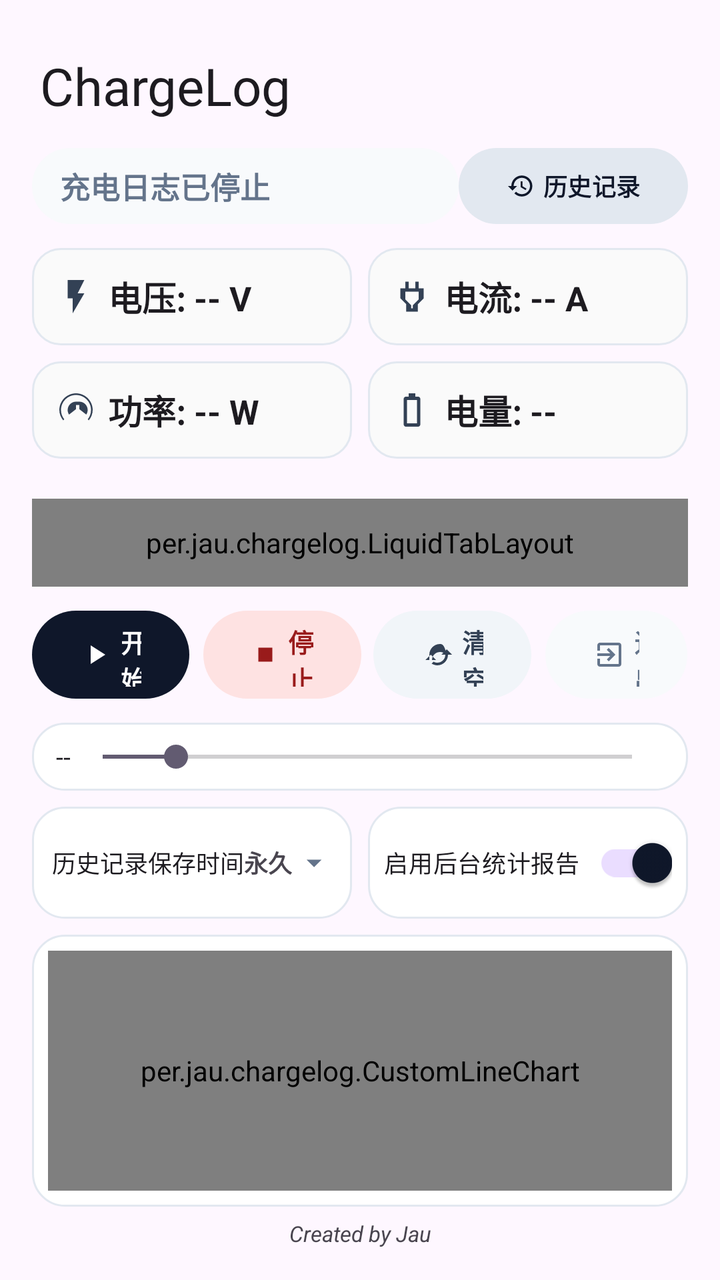
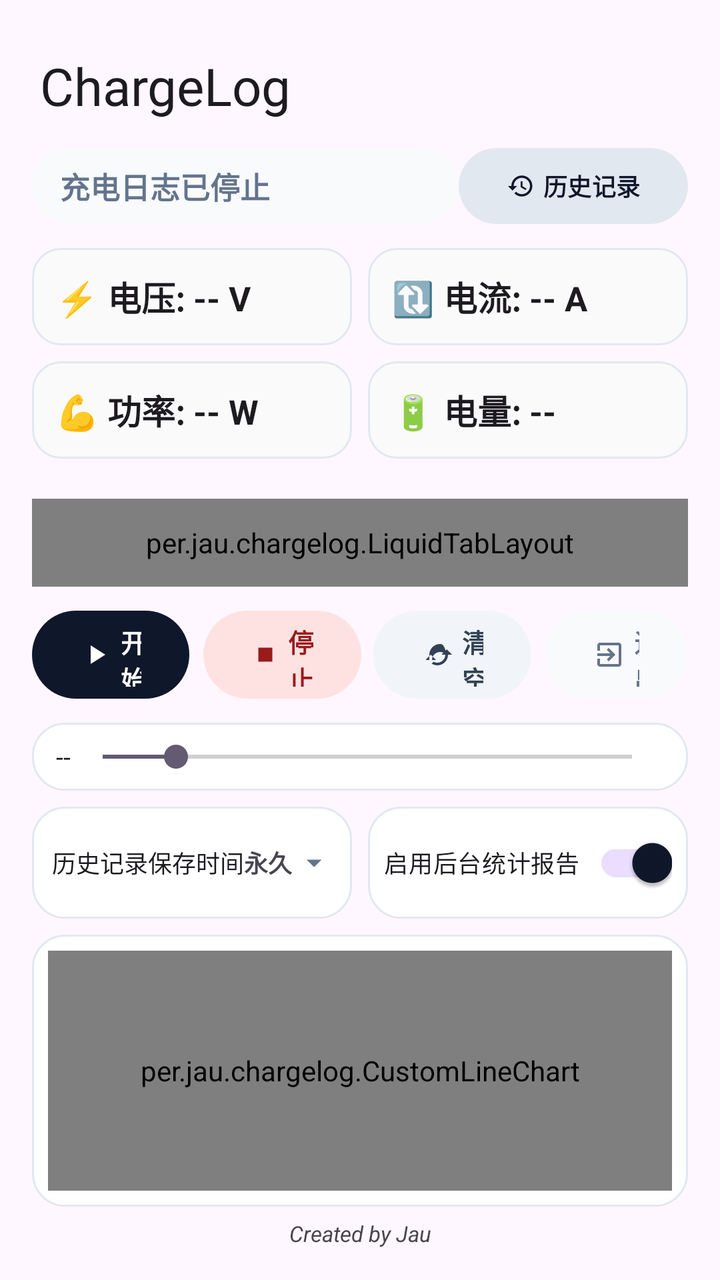

Before-and-after screenshots of an Android layout around one commit, followed by the original layout XML and the change that was made.
<!-- AndroidManifest.xml: application theme Theme.ChargeLog -->
<!-- res/layout/activity_main.xml -->
<?xml version="1.0" encoding="utf-8"?>
<LinearLayout xmlns:android="http://schemas.android.com/apk/res/android"
    xmlns:app="http://schemas.android.com/apk/res-auto"
    xmlns:tools="http://schemas.android.com/tools"
    android:id="@+id/main"
    android:layout_width="match_parent"
    android:layout_height="match_parent"
    android:orientation="vertical"
    android:padding="16dp"
    android:background="?android:attr/windowBackground"
    tools:context=".MainActivity">

    
    <com.google.android.material.appbar.MaterialToolbar
        android:id="@+id/toolbar"
        android:layout_width="match_parent"
        android:layout_height="54dp"
        app:title="@string/app_name"
        app:titleTextAppearance="@style/XiaomiTitleTextAppearance"
        android:background="@android:color/transparent"
        app:elevation="0dp"
        app:contentInsetStart="0dp"
        app:contentInsetStartWithNavigation="0dp"
        android:layout_marginBottom="4dp" />

    
    <LinearLayout
        android:layout_width="match_parent"
        android:layout_height="wrap_content"
        android:orientation="horizontal"
        android:gravity="center_vertical"
        android:layout_marginBottom="12dp">

        <TextView
            android:id="@+id/tvStatus"
            android:layout_width="0dp"
            android:layout_height="38dp"
            android:layout_weight="1"
            android:text="@string/stopped"
            android:textSize="15sp"
            android:textStyle="bold"
            android:background="@drawable/bg_status_badge"
            android:paddingHorizontal="14dp"
            android:gravity="center_vertical"
            android:textColor="@color/status_stopped_text"
            android:maxLines="1"
            android:ellipsize="none"
            app:autoSizeTextType="uniform"
            app:autoSizeMinTextSize="11sp"
            app:autoSizeMaxTextSize="15sp"
            app:autoSizeStepGranularity="1sp" />

        <com.google.android.material.button.MaterialButton
            android:id="@+id/btnShowData"
            android:layout_width="wrap_content"
            android:layout_height="38dp"
            android:text="@string/view_data"
            android:textSize="12sp"
            android:textStyle="bold"
            android:insetTop="0dp"
            android:insetBottom="0dp"
            app:cornerRadius="19dp"
            app:backgroundTint="@color/btn_bg_slate_border"
            android:textColor="@color/btn_bg_obsidian"
            android:layout_marginEnd="8dp"
            android:visibility="gone" />

        <com.google.android.material.button.MaterialButton
            android:id="@+id/btnHistory"
            android:layout_width="wrap_content"
            android:layout_height="38dp"
            android:text="@string/history"
            android:textSize="12sp"
            android:textStyle="bold"
            android:insetTop="0dp"
            android:insetBottom="0dp"
            app:cornerRadius="19dp"
            app:backgroundTint="@color/btn_bg_slate_border"
            android:textColor="@color/btn_bg_obsidian"
            app:icon="@drawable/ic_history_time"
            app:iconTint="@color/btn_bg_obsidian"
            app:iconSize="14dp"
            app:iconPadding="4dp" />
    </LinearLayout>

    
    <GridLayout
        android:layout_width="match_parent"
        android:layout_height="wrap_content"
        android:columnCount="2"
        android:rowCount="3"
        android:layout_marginBottom="12dp">

        
        <LinearLayout
            android:layout_width="0dp"
            android:layout_height="wrap_content"
            android:layout_columnWeight="1"
            android:orientation="vertical"
            android:background="@drawable/bg_card_voltage"
            android:padding="12dp"
            android:layout_marginEnd="4dp"
            android:layout_marginBottom="8dp">

            <TextView
                android:id="@+id/tvCurrentVoltage"
                android:layout_width="match_parent"
                android:layout_height="wrap_content"
                android:text="电压: -- V"
                android:textSize="17sp"
                android:singleLine="true"
                android:includeFontPadding="false"
                android:maxLines="1"
                android:ellipsize="none"
                android:textStyle="bold"
                android:textColor="?android:attr/textColorPrimary"
                app:drawableStartCompat="@drawable/ic_voltage"
                app:drawableTint="@color/dashboard_icon_tint"
                android:drawablePadding="6dp"
                android:gravity="center_vertical" />
        </LinearLayout>

        
        <LinearLayout
            android:layout_width="0dp"
            android:layout_height="wrap_content"
            android:layout_columnWeight="1"
            android:orientation="vertical"
            android:background="@drawable/bg_card_current"
            android:padding="12dp"
            android:layout_marginStart="4dp"
            android:layout_marginBottom="8dp">

            <TextView
                android:id="@+id/tvCurrentCurrent"
                android:layout_width="match_parent"
                android:layout_height="wrap_content"
                android:text="电流: -- A"
                android:textSize="17sp"
                android:singleLine="true"
                android:includeFontPadding="false"
                android:maxLines="1"
                android:ellipsize="none"
                android:textStyle="bold"
                android:textColor="?android:attr/textColorPrimary"
                app:drawableStartCompat="@drawable/ic_current"
                app:drawableTint="@color/dashboard_icon_tint"
                android:drawablePadding="6dp"
                android:gravity="center_vertical" />
        </LinearLayout>

        
        <LinearLayout
            android:layout_width="0dp"
            android:layout_height="wrap_content"
            android:layout_columnWeight="1"
            android:orientation="vertical"
            android:background="@drawable/bg_card_power"
            android:padding="12dp"
            android:layout_marginEnd="4dp"
            android:layout_marginBottom="8dp">

            <TextView
                android:id="@+id/tvCurrentPower"
                android:layout_width="match_parent"
                android:layout_height="wrap_content"
                android:text="功率: -- W"
                android:textSize="17sp"
                android:singleLine="true"
                android:includeFontPadding="false"
                android:maxLines="1"
                android:ellipsize="none"
                android:textStyle="bold"
                android:textColor="?android:attr/textColorPrimary"
                app:drawableStartCompat="@drawable/ic_power_gauge"
                app:drawableTint="@color/dashboard_icon_tint"
                android:drawablePadding="6dp"
                android:gravity="center_vertical" />
        </LinearLayout>

        
        <LinearLayout
            android:layout_width="0dp"
            android:layout_height="wrap_content"
            android:layout_columnWeight="1"
            android:orientation="vertical"
            android:background="@drawable/bg_card_battery"
            android:padding="12dp"
            android:layout_marginStart="4dp"
            android:layout_marginBottom="8dp">

            <TextView
                android:id="@+id/tvCurrentProtocol"
                android:layout_width="match_parent"
                android:layout_height="wrap_content"
                android:text="电量: --"
                android:textSize="17sp"
                android:singleLine="true"
                android:includeFontPadding="false"
                android:maxLines="1"
                android:ellipsize="none"
                android:textStyle="bold"
                android:textColor="?android:attr/textColorPrimary"
                app:drawableStartCompat="@drawable/ic_battery_full"
                app:drawableTint="@color/dashboard_icon_tint"
                android:drawablePadding="6dp"
                android:gravity="center_vertical" />
        </LinearLayout>

        
        <LinearLayout
            android:id="@+id/layoutMaxChargingLimit"
            android:layout_width="0dp"
            android:layout_height="wrap_content"
            android:layout_columnSpan="2"
            android:layout_columnWeight="2"
            android:orientation="vertical"
            android:background="@drawable/bg_card_fast_charge_limit"
            android:padding="12dp"
            android:elevation="0dp"
            android:visibility="gone">

            <TextView
                android:id="@+id/tvCurrentMaxPower"
                android:layout_width="match_parent"
                android:layout_height="wrap_content"
                android:text="快充上限: --"
                android:textSize="16sp"
                android:textStyle="bold"
                android:textColor="?android:attr/textColorPrimary"
                app:drawableStartCompat="@drawable/ic_fast_charge_limit"
                app:drawableTint="@color/dashboard_value_summary"
                android:drawablePadding="6dp"
                android:gravity="center_vertical" />
        </LinearLayout>
    </GridLayout>

    
    <per.jau.chargelog.LiquidTabLayout
        android:id="@+id/tabLayout"
        android:layout_width="match_parent"
        android:layout_height="44dp"
        android:background="@drawable/bg_card_surface"
        app:tabMode="fixed"
        app:tabGravity="fill"
        app:tabIndicator="@drawable/bg_tab_liquid_indicator"
        app:tabIndicatorColor="@color/tab_indicator_tint"
        app:tabIndicatorFullWidth="true"
        app:tabIndicatorGravity="stretch"
        app:tabIndicatorHeight="44dp"
        app:tabIndicatorAnimationMode="elastic"
        app:tabIndicatorAnimationDuration="320"
        app:tabSelectedTextColor="@color/tab_selected_text"
        app:tabTextColor="@color/tab_unselected_text"
        app:tabRippleColor="@color/tab_ripple"
        android:layout_marginBottom="12dp"/>

    
    <LinearLayout
        android:layout_width="match_parent"
        android:layout_height="wrap_content"
        android:orientation="horizontal"
        android:gravity="center_horizontal"
        android:layout_marginBottom="12dp">

        <com.google.android.material.button.MaterialButton
            android:id="@+id/btnStart"
            android:layout_width="0dp"
            android:layout_height="44dp"
            android:layout_weight="1"
            android:text="@string/start"
            android:textSize="13sp"
            android:textStyle="bold"
            android:insetTop="0dp"
            android:insetBottom="0dp"
            app:cornerRadius="22dp"
            app:backgroundTint="@color/btn_bg_obsidian"
            android:textColor="@color/white"
            app:icon="@drawable/ic_start_play"
            app:iconTint="@color/white"
            app:iconSize="16dp"
            app:iconPadding="4dp"
            android:layout_marginEnd="4dp" />

        <com.google.android.material.button.MaterialButton
            android:id="@+id/btnStop"
            android:layout_width="0dp"
            android:layout_height="44dp"
            android:layout_weight="1"
            android:text="@string/stop"
            android:textSize="13sp"
            android:textStyle="bold"
            android:insetTop="0dp"
            android:insetBottom="0dp"
            app:cornerRadius="22dp"
            app:backgroundTint="@color/btn_bg_rose_light"
            android:textColor="@color/btn_text_danger"
            app:icon="@drawable/ic_stop_square"
            app:iconTint="@color/btn_text_danger"
            app:iconSize="14dp"
            app:iconPadding="4dp"
            android:layout_marginHorizontal="3dp" />

        <com.google.android.material.button.MaterialButton
            android:id="@+id/btnClear"
            android:layout_width="0dp"
            android:layout_height="44dp"
            android:layout_weight="1"
            android:text="@string/clear"
            android:textSize="13sp"
            android:textStyle="bold"
            android:insetTop="0dp"
            android:insetBottom="0dp"
            app:cornerRadius="22dp"
            app:backgroundTint="@color/btn_bg_slate_light"
            android:textColor="@color/btn_text_slate"
            app:icon="@drawable/ic_clear_sweep"
            app:iconTint="@color/btn_text_slate"
            app:iconSize="16dp"
            app:iconPadding="4dp"
            android:layout_marginHorizontal="3dp" />

        <com.google.android.material.button.MaterialButton
            android:id="@+id/btnExit"
            android:layout_width="0dp"
            android:layout_height="44dp"
            android:layout_weight="0.9"
            android:text="@string/exit"
            android:textSize="13sp"
            android:textStyle="bold"
            android:insetTop="0dp"
            android:insetBottom="0dp"
            app:cornerRadius="22dp"
            app:backgroundTint="@color/btn_bg_ghost_light"
            android:textColor="@color/btn_text_ghost"
            app:icon="@drawable/ic_exit_to_app"
            app:iconTint="@color/btn_text_ghost"
            app:iconSize="16dp"
            app:iconPadding="4dp"
            android:layout_marginStart="4dp"/>
    </LinearLayout>

    
    <LinearLayout
        android:id="@+id/layoutInterval"
        android:layout_width="match_parent"
        android:layout_height="wrap_content"
        android:orientation="horizontal"
        android:gravity="center_vertical"
        android:background="@drawable/bg_card_surface"
        android:paddingHorizontal="12dp"
        android:paddingVertical="8dp"
        android:layout_marginBottom="8dp">

        <TextView
            android:id="@+id/tvIntervalLabel"
            android:layout_width="wrap_content"
            android:layout_height="wrap_content"
            android:text="--"
            android:textSize="13sp"
            android:textColor="?android:attr/textColorPrimary"/>

        <SeekBar
            android:id="@+id/sbInterval"
            android:layout_width="0dp"
            android:layout_height="wrap_content"
            android:layout_weight="1"
            android:max="29"
            android:progress="4"/>
    </LinearLayout>

    
    <LinearLayout
        android:id="@+id/layoutSettingsRow"
        android:layout_width="match_parent"
        android:layout_height="wrap_content"
        android:orientation="horizontal"
        android:gravity="center_vertical"
        android:layout_marginBottom="8dp">

        <LinearLayout
            android:id="@+id/layoutHistoryRetention"
            android:layout_width="0dp"
            android:layout_height="match_parent"
            android:layout_weight="1"
            android:minHeight="48dp"
            android:orientation="horizontal"
            android:gravity="center_vertical"
            android:background="@drawable/bg_card_surface"
            android:foreground="?attr/selectableItemBackground"
            android:clickable="true"
            android:focusable="true"
            android:paddingHorizontal="10dp"
            android:paddingVertical="8dp"
            android:layout_marginEnd="4dp">

            <TextView
                android:layout_width="0dp"
                android:layout_height="wrap_content"
                android:layout_weight="1"
                android:text="@string/history_retention_title"
                android:textSize="12sp"
                android:maxLines="1"
                android:ellipsize="end"
                android:textColor="?android:attr/textColorPrimary" />

            <TextView
                android:id="@+id/tvHistoryRetentionValue"
                android:layout_width="wrap_content"
                android:layout_height="wrap_content"
                android:text="@string/history_retention_forever"
                android:textSize="12sp"
                android:textStyle="bold"
                android:maxLines="1"
                app:drawableEndCompat="@drawable/ic_arrow_drop_down"
                android:drawablePadding="2dp"
                android:textColor="?android:attr/textColorSecondary" />
        </LinearLayout>

        <LinearLayout
            android:id="@+id/layoutBgReportSetting"
            android:layout_width="0dp"
            android:layout_height="match_parent"
            android:layout_weight="1"
            android:minHeight="48dp"
            android:orientation="horizontal"
            android:gravity="center_vertical"
            android:background="@drawable/bg_card_surface"
            android:paddingHorizontal="8dp"
            android:paddingVertical="4dp"
            android:layout_marginStart="4dp">

            <androidx.appcompat.widget.SwitchCompat
                android:id="@+id/switchBgReport"
                android:layout_width="match_parent"
                android:layout_height="wrap_content"
                android:text="@string/enable_bg_report"
                android:textSize="12sp"
                android:maxLines="1"
                android:ellipsize="end"
                android:textColor="?android:attr/textColorPrimary"
                android:checked="true" />
        </LinearLayout>
    </LinearLayout>

    
    <FrameLayout
        android:layout_width="match_parent"
        android:layout_height="0dp"
        android:layout_weight="1"
        android:background="@drawable/bg_card_surface"
        android:padding="8dp">

        <per.jau.chargelog.CustomLineChart
            android:id="@+id/lineChart"
            android:layout_width="match_parent"
            android:layout_height="match_parent" />
    </FrameLayout>

    <SeekBar
        android:id="@+id/sbChartScrubber"
        android:layout_width="match_parent"
        android:layout_height="wrap_content"
        android:layout_marginTop="4dp"
        android:layout_marginBottom="4dp"
        android:visibility="gone" />

    
    <LinearLayout
        android:id="@+id/layoutBgReportBanner"
        android:layout_width="match_parent"
        android:layout_height="wrap_content"
        android:orientation="horizontal"
        android:gravity="center_vertical"
        android:background="@drawable/bg_card_surface"
        android:padding="10dp"
        android:layout_marginTop="8dp"
        android:visibility="gone">

        <TextView
            android:layout_width="0dp"
            android:layout_height="wrap_content"
            android:layout_weight="1"
            android:text="@string/bg_report_generated"
            android:textSize="13sp"
            android:textStyle="bold"
            android:textColor="?android:attr/textColorPrimary"/>

        <com.google.android.material.button.MaterialButton
            android:id="@+id/btnBannerView"
            style="@style/Widget.Material3.Button.TonalButton"
            android:layout_width="wrap_content"
            android:layout_height="36dp"
            android:text="@string/view"
            android:textSize="12sp"
            android:insetTop="0dp"
            android:insetBottom="0dp"
            app:cornerRadius="18dp"
            android:layout_marginEnd="6dp"/>

        <com.google.android.material.button.MaterialButton
            android:id="@+id/btnBannerClose"
            style="@style/Widget.Material3.Button.TextButton"
            android:layout_width="wrap_content"
            android:layout_height="36dp"
            android:text="@string/close"
            android:textSize="12sp"
            android:insetTop="0dp"
            android:insetBottom="0dp"
            app:cornerRadius="18dp"/>
    </LinearLayout>

    <TextView
        android:id="@+id/tvFooter"
        android:layout_width="match_parent"
        android:layout_height="wrap_content"
        android:text="Created by Jau"
        android:textSize="11sp"
        android:gravity="center"
        android:textColor="?android:attr/textColorSecondary"
        android:textStyle="italic"
        android:layout_marginTop="6dp"/>

</LinearLayout>
<!-- resources referenced by this layout -->
<resources>
  <color name="btn_bg_ghost_light">#F8FAFC</color>
  <color name="btn_bg_obsidian">#0F172A</color>
  <color name="btn_bg_rose_light">#FEE2E2</color>
  <color name="btn_bg_slate_border">#E2E8F0</color>
  <color name="btn_bg_slate_light">#F1F5F9</color>
  <color name="btn_text_danger">#991B1B</color>
  <color name="btn_text_ghost">#64748B</color>
  <color name="btn_text_slate">#334155</color>
  <color name="dashboard_icon_tint">#334155</color>
  <color name="dashboard_value_summary">#4338CA</color>
  <color name="status_stopped_text">#64748B</color>
  <color name="tab_indicator_tint">#E0E7FF</color>
  <color name="tab_ripple">#204338CA</color>
  <color name="tab_selected_text">#312E81</color>
  <color name="tab_unselected_text">#64748B</color>
  <color name="white">#FFFFFF</color>
  <!-- drawable ic_battery_full (drawable) -->
  <vector xmlns:android="http://schemas.android.com/apk/res/android"
      android:width="20dp"
      android:height="20dp"
      android:viewportWidth="24"
      android:viewportHeight="24">
    <path
        android:fillColor="#334155"
        android:pathData="M15.67,4H14V2h-4v2H8.33C7.6,4 7,4.6 7,5.33v15.33C7,21.4 7.6,22 8.33,22h7.33c0.74,0 1.34,-0.6 1.34,-1.33V5.33C17,4.6 16.4,4 15.67,4zM15,20H9V6h6v14z"/>
  </vector>
  <!-- drawable ic_current (drawable) -->
  <vector xmlns:android="http://schemas.android.com/apk/res/android"
      android:width="20dp"
      android:height="20dp"
      android:viewportWidth="24"
      android:viewportHeight="24">
    <path
        android:fillColor="#334155"
        android:pathData="M16,9v4.66l-3.5,3.5V19h-1v-1.84L8,13.66V9h8m0,-6h-2v4h2V3m-6,0H8v4h2V3m9,4H5v6l3.5,3.5V21h7v-4.5L19,13V7z"/>
  </vector>
  <!-- drawable ic_power_gauge (drawable) -->
  <vector xmlns:android="http://schemas.android.com/apk/res/android"
      android:width="20dp"
      android:height="20dp"
      android:viewportWidth="24"
      android:viewportHeight="24">
    <path
        android:fillColor="#334155"
        android:pathData="M12,3c-4.97,0 -9,4.03 -9,9c0,2.12,0.74,4.07,1.97,5.61L4.35,18.23c-1.47,-1.72,-2.35,-3.97,-2.35,-6.23c0,-5.52,4.48,-10,10,-10s10,4.48,10,10c0,2.26,-0.88,4.51,-2.35,6.23l-0.62,-0.62C20.26,16.07,21,14.12,21,12c0,-4.97,-4.03,-9,-9,-9zM12,7c-2.76,0 -5,2.24 -5,5c0,1.02,0.31,1.96,0.83,2.75L12,11.5v-2.5h2v2.5l4.17,3.25C18.69,13.96,19,13.02,19,12c0,-2.76,-2.24,-5,-5,-5z"/>
  </vector>
  <!-- drawable ic_voltage (drawable) -->
  <vector xmlns:android="http://schemas.android.com/apk/res/android"
      android:width="20dp"
      android:height="20dp"
      android:viewportWidth="24"
      android:viewportHeight="24">
    <path
        android:fillColor="#334155"
        android:pathData="M7,2v11h3v9l7,-12h-4l4,-8z"/>
  </vector>
  <string name="app_name">ChargeLog</string>
  <string name="bg_report_generated">已生成后台运行统计报告</string>
  <string name="clear">清空</string>
  <string name="close">关闭</string>
  <string name="enable_bg_report">启用后台统计报告</string>
  <string name="exit">退出</string>
  <string name="history">历史记录</string>
  <string name="history_retention_forever">永久</string>
  <string name="start">开始</string>
  <string name="stop">停止</string>
  <string name="stopped">充电日志已停止</string>
  <string name="view">查看</string>
  <string name="view_data">查看数据</string>
  <color name="metric_bg_battery_light">#FAFAFA</color>
  <color name="metric_bg_current_light">#FAFAFA</color>
  <color name="fast_limit_bg_start">#EEF2FF</color>
  <color name="fast_limit_bg_end">#F5F3FF</color>
  <color name="fast_limit_stroke">#6366F1</color>
  <color name="metric_bg_power_light">#FAFAFA</color>
  <color name="card_bg_light">#FFFFFF</color>
  <color name="card_stroke_light">#E2E8F0</color>
  <color name="metric_bg_voltage_light">#FAFAFA</color>
  <color name="status_stopped_bg">#F8FAFC</color>
  <color name="tab_liquid_shadow">#293F51B5</color>
  <color name="tab_liquid_start">#E0E7FF</color>
  <color name="tab_liquid_end">#F5F3FF</color>
  <color name="tab_liquid_stroke">#818CF8</color>
  <color name="color_primary">#0F172A</color>
  <!-- unchanged entries left out for length: 21 -->
</resources>

<!-- the commit's change to res/layout/activity_main.xml (unified diff, before → after) -->
@@ -106,7 +106,7 @@
                 android:id="@+id/tvCurrentVoltage"
                 android:layout_width="match_parent"
                 android:layout_height="wrap_content"
-                android:text="电压: -- V"
+                android:text="⚡ 电压: -- V"
                 android:textSize="17sp"
                 android:singleLine="true"
                 android:includeFontPadding="false"
@@ -114,9 +114,6 @@
                 android:ellipsize="none"
                 android:textStyle="bold"
                 android:textColor="?android:attr/textColorPrimary"
-                app:drawableStartCompat="@drawable/ic_voltage"
-                app:drawableTint="@color/dashboard_icon_tint"
-                android:drawablePadding="6dp"
                 android:gravity="center_vertical" />
         </LinearLayout>
 
@@ -135,7 +132,7 @@
                 android:id="@+id/tvCurrentCurrent"
                 android:layout_width="match_parent"
                 android:layout_height="wrap_content"
-                android:text="电流: -- A"
+                android:text="🔃 电流: -- A"
                 android:textSize="17sp"
                 android:singleLine="true"
                 android:includeFontPadding="false"
@@ -143,9 +140,6 @@
                 android:ellipsize="none"
                 android:textStyle="bold"
                 android:textColor="?android:attr/textColorPrimary"
-                app:drawableStartCompat="@drawable/ic_current"
-                app:drawableTint="@color/dashboard_icon_tint"
-                android:drawablePadding="6dp"
                 android:gravity="center_vertical" />
         </LinearLayout>
 
@@ -164,7 +158,7 @@
                 android:id="@+id/tvCurrentPower"
                 android:layout_width="match_parent"
                 android:layout_height="wrap_content"
-                android:text="功率: -- W"
+                android:text="💪 功率: -- W"
                 android:textSize="17sp"
                 android:singleLine="true"
                 android:includeFontPadding="false"
@@ -172,9 +166,6 @@
                 android:ellipsize="none"
                 android:textStyle="bold"
                 android:textColor="?android:attr/textColorPrimary"
-                app:drawableStartCompat="@drawable/ic_power_gauge"
-                app:drawableTint="@color/dashboard_icon_tint"
-                android:drawablePadding="6dp"
                 android:gravity="center_vertical" />
         </LinearLayout>
 
@@ -193,7 +184,7 @@
                 android:id="@+id/tvCurrentProtocol"
                 android:layout_width="match_parent"
                 android:layout_height="wrap_content"
-                android:text="电量: --"
+                android:text="🔋 电量: --"
                 android:textSize="17sp"
                 android:singleLine="true"
                 android:includeFontPadding="false"
@@ -201,9 +192,6 @@
                 android:ellipsize="none"
                 android:textStyle="bold"
                 android:textColor="?android:attr/textColorPrimary"
-                app:drawableStartCompat="@drawable/ic_battery_full"
-                app:drawableTint="@color/dashboard_icon_tint"
-                android:drawablePadding="6dp"
                 android:gravity="center_vertical" />
         </LinearLayout>
 
<!-- resource entries referenced after the edit -->
@@ -8,7 +8,6 @@
   <color name="btn_text_danger">#991B1B</color>
   <color name="btn_text_ghost">#64748B</color>
   <color name="btn_text_slate">#334155</color>
-  <color name="dashboard_icon_tint">#334155</color>
   <color name="dashboard_value_summary">#4338CA</color>
   <color name="status_stopped_text">#64748B</color>
   <color name="tab_indicator_tint">#E0E7FF</color>
@@ -16,46 +15,6 @@
   <color name="tab_selected_text">#312E81</color>
   <color name="tab_unselected_text">#64748B</color>
   <color name="white">#FFFFFF</color>
-  <!-- drawable ic_battery_full (drawable) -->
-  <vector xmlns:android="http://schemas.android.com/apk/res/android"
-      android:width="20dp"
-      android:height="20dp"
-      android:viewportWidth="24"
-      android:viewportHeight="24">
-    <path
-        android:fillColor="#334155"
-        android:pathData="M15.67,4H14V2h-4v2H8.33C7.6,4 7,4.6 7,5.33v15.33C7,21.4 7.6,22 8.33,22h7.33c0.74,0 1.34,-0.6 1.34,-1.33V5.33C17,4.6 16.4,4 15.67,4zM15,20H9V6h6v14z"/>
-  </vector>
-  <!-- drawable ic_current (drawable) -->
-  <vector xmlns:android="http://schemas.android.com/apk/res/android"
-      android:width="20dp"
-      android:height="20dp"
-      android:viewportWidth="24"
-      android:viewportHeight="24">
-    <path
-        android:fillColor="#334155"
-        android:pathData="M16,9v4.66l-3.5,3.5V19h-1v-1.84L8,13.66V9h8m0,-6h-2v4h2V3m-6,0H8v4h2V3m9,4H5v6l3.5,3.5V21h7v-4.5L19,13V7z"/>
-  </vector>
-  <!-- drawable ic_power_gauge (drawable) -->
-  <vector xmlns:android="http://schemas.android.com/apk/res/android"
-      android:width="20dp"
-      android:height="20dp"
-      android:viewportWidth="24"
-      android:viewportHeight="24">
-    <path
-        android:fillColor="#334155"
-        android:pathData="M12,3c-4.97,0 -9,4.03 -9,9c0,2.12,0.74,4.07,1.97,5.61L4.35,18.23c-1.47,-1.72,-2.35,-3.97,-2.35,-6.23c0,-5.52,4.48,-10,10,-10s10,4.48,10,10c0,2.26,-0.88,4.51,-2.35,6.23l-0.62,-0.62C20.26,16.07,21,14.12,21,12c0,-4.97,-4.03,-9,-9,-9zM12,7c-2.76,0 -5,2.24 -5,5c0,1.02,0.31,1.96,0.83,2.75L12,11.5v-2.5h2v2.5l4.17,3.25C18.69,13.96,19,13.02,19,12c0,-2.76,-2.24,-5,-5,-5z"/>
-  </vector>
-  <!-- drawable ic_voltage (drawable) -->
-  <vector xmlns:android="http://schemas.android.com/apk/res/android"
-      android:width="20dp"
-      android:height="20dp"
-      android:viewportWidth="24"
-      android:viewportHeight="24">
-    <path
-        android:fillColor="#334155"
-        android:pathData="M7,2v11h3v9l7,-12h-4l4,-8z"/>
-  </vector>
   <string name="app_name">ChargeLog</string>
   <string name="bg_report_generated">已生成后台运行统计报告</string>
   <string name="clear">清空</string>
